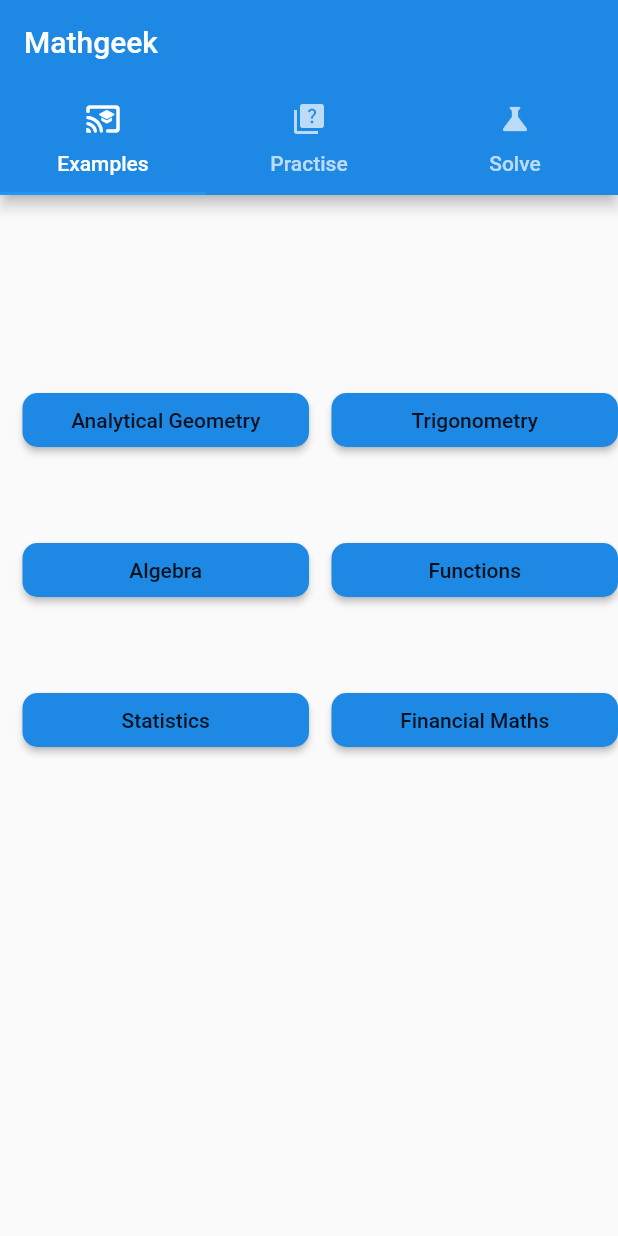
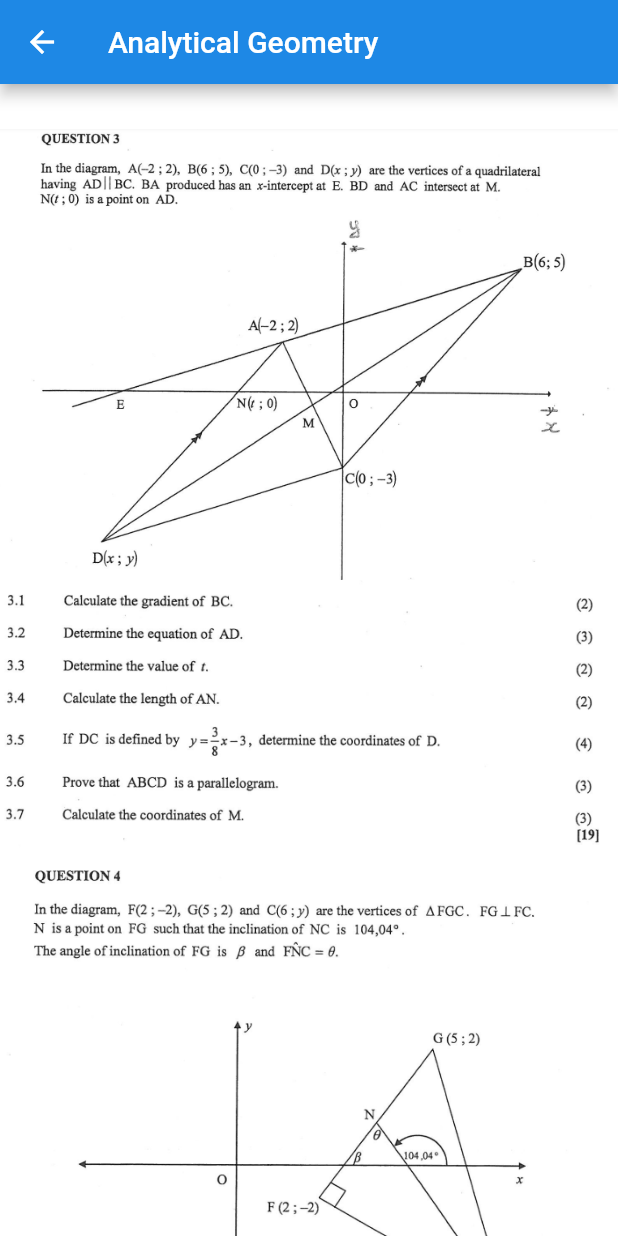
Before and after one commit to BrianTshatiwa-zz/Mathgeek, a Flutter app: the screen it shows after launch, after a tap on "Analytical Geometry", on a phone screen of 412 x 824 dp. Run offline on Flutter 3.47's test engine with Material 2 defaults, Android fonts, the phone set to English and light mode, and no system bars.

Commit message:
code for trigonometry examples

```diff
--- a/mobileApp/mathgeek/lib/examples.dart
+++ b/mobileApp/mathgeek/lib/examples.dart
@@ -26,7 +26,8 @@
               child: RaisedButton(
                 shape: RoundedRectangleBorder(
                     borderRadius: BorderRadius.circular(10.0)),
-                onPressed: () => print("pressed"),
+                onPressed: () =>
+                    Navigator.pushNamed(context, '/analyticalquestions'),
                 child: Text('Analytical Geometry'),
                 color: Colors.blue[600],
               ),
@@ -40,7 +41,8 @@
                 shape: RoundedRectangleBorder(
                   borderRadius: BorderRadius.circular(10.0),
                 ),
-                onPressed: () => print("pressed"),
+                onPressed: () =>
+                    Navigator.pushNamed(context, '/trigonometryquestions'),
                 child: Text('Trigonometry'),
                 color: Colors.blue[600],
               ),
--- /dev/null
+++ b/mobileApp/mathgeek/lib/examples/analytical/questions.dart
@@ -0,0 +1,46 @@
+import 'package:flutter/material.dart';
+
+class AnalyticalQuestions extends StatelessWidget {
+  @override
+  Widget build(BuildContext context) {
+    return Scaffold(
+      appBar: AppBar(
+        backgroundColor: Colors.blue[600],
+        title: Text('Analytical Geometry'),
+      ),
+      backgroundColor: Colors.white,
+      body: SingleChildScrollView(
+        child: Column(
+          children: [
+            SizedBox(
+              height: 30.0,
+            ),
+            Image(
+                image: AssetImage(
+                    "assets/pictures/examples/analytical/questions/a.PNG")),
+            Image(
+                image: AssetImage(
+                    "assets/pictures/examples/analytical/questions/b.PNG")),
+            Image(
+                image: AssetImage(
+                    "assets/pictures/examples/analytical/questions/c.PNG")),
+            Image(
+                image: AssetImage(
+                    "assets/pictures/examples/analytical/questions/d.PNG")),
+            Row(children: [
+              Expanded(
+                  child: RaisedButton(
+                onPressed: () =>
+                    Navigator.pushNamed(context, '/analyticalanswers'),
+                child: Text("Show answers"),
+                color: Colors.blue[600],
+                shape: RoundedRectangleBorder(
+                    borderRadius: BorderRadius.circular(10.0)),
+              )),
+            ]),
+          ],
+        ),
+      ),
+    );
+  }
+}
--- a/mobileApp/mathgeek/lib/main.dart
+++ b/mobileApp/mathgeek/lib/main.dart
@@ -1,10 +1,14 @@
 import 'package:flutter/material.dart';
+import 'package:mathgeek/examples/analytical/answers.dart';
+import 'package:mathgeek/examples/analytical/questions.dart';
 import 'package:mathgeek/examples/financialmaths/answers.dart';
 import 'package:mathgeek/examples/financialmaths/questions.dart';
 import 'package:mathgeek/examples/functions/answers.dart';
 import 'package:mathgeek/examples/numberpatterns/questions.dart';
 import 'package:mathgeek/examples/numberpatterns/answers.dart';
 import 'package:mathgeek/examples/functions/questions.dart';
+import 'package:mathgeek/examples/trigonometry/answers.dart';
+import 'package:mathgeek/examples/trigonometry/questions.dart';
 import 'package:mathgeek/practise.dart';
 import './examples.dart';
 import './practise.dart';
@@ -31,6 +35,10 @@
         '/functionsanswers': (context) => FunctionsAnswers(),
         '/financialmathsquestions': (context) => FinancialMathQuestions(),
         '/financialmathsanswers': (context) => FinancialMathsAnswers(),
+        '/analyticalquestions': (context) => AnalyticalQuestions(),
+        '/analyticalanswers': (context) => AnalyticalAnswers(),
+        '/trigonometryquestions': (context) => TrigQuestions(),
+        '/trigonometryanswers': (context) => TrigAnswers(),
       },
       debugShowCheckedModeBanner: false,
       home: DefaultTabController(
```
Also changed, not shown: mobileApp/mathgeek/lib/examples/analytical/answers.dart (added, +45 -0 lines), mobileApp/mathgeek/lib/examples/trigonometry/answers.dart (added, +39 -0 lines), mobileApp/mathgeek/lib/examples/trigonometry/questions.dart (added, +40 -0 lines), mobileApp/mathgeek/pubspec.yaml (+12 -0 lines), mobileApp/mathgeek/assets/pictures/examples/trigonometry/answers/a.PNG (added), mobileApp/mathgeek/assets/pictures/examples/trigonometry/answers/b.PNG (added), mobileApp/mathgeek/assets/pictures/examples/trigonometry/answers/c.PNG (added), mobileApp/mathgeek/assets/pictures/examples/trigonometry/answers/d.PNG (added), mobileApp/mathgeek/assets/pictures/examples/trigonometry/answers/e.PNG (added), mobileApp/mathgeek/assets/pictures/examples/trigonometry/questions/a.PNG (added), mobileApp/mathgeek/assets/pictures/examples/trigonometry/questions/b.PNG (added).
